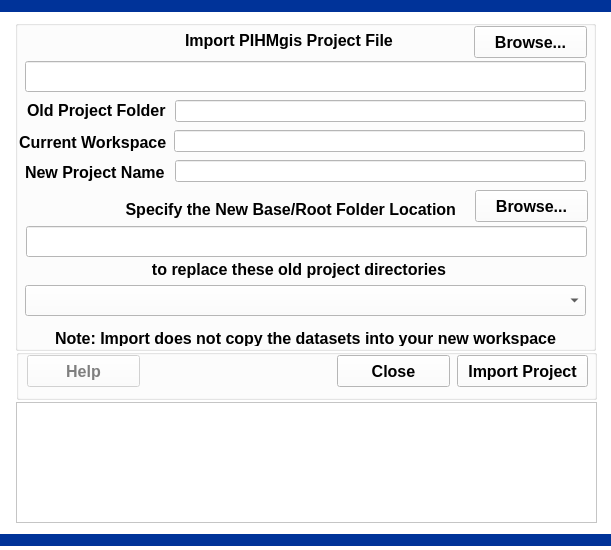
First picture: the form in 1ProjectManagement/3ImportProject/importproject.ui, repository leonard-psu/PIHMgis, before the edit.
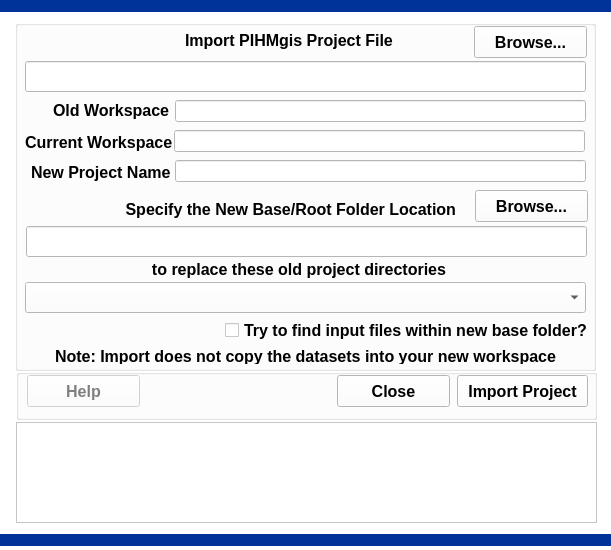
Second picture: the form after the edit.

Commit message:
Updates to Import Project
Added functionality to search file files in base folder

```diff
--- a/1ProjectManagement/3ImportProject/importproject.ui
+++ b/1ProjectManagement/3ImportProject/importproject.ui
@@ -446,7 +446,7 @@
    <property name="geometry">
     <rect>
      <x>16</x>
-     <y>349</y>
+     <y>369</y>
      <width>581</width>
      <height>51</height>
     </rect>
@@ -542,7 +542,7 @@
      <x>15</x>
      <y>20</y>
      <width>581</width>
-     <height>331</height>
+     <height>351</height>
     </rect>
    </property>
    <property name="title">
@@ -648,9 +648,9 @@
    <widget class="QLabel" name="label_3">
     <property name="geometry">
      <rect>
-      <x>12</x>
+      <x>38</x>
       <y>80</y>
-      <width>141</width>
+      <width>121</width>
       <height>20</height>
      </rect>
     </property>
@@ -666,7 +666,7 @@
      <string>Existing Project is a project that was not created on some other computer.</string>
     </property>
     <property name="text">
-     <string>Old Project Folder</string>
+     <string>Old Workspace</string>
     </property>
    </widget>
    <widget class="QLineEdit" name="lineEditNew">
@@ -695,7 +695,7 @@
    <widget class="QLabel" name="label_4">
     <property name="geometry">
      <rect>
-      <x>4</x>
+      <x>10</x>
       <y>112</y>
       <width>151</width>
       <height>20</height>
@@ -719,7 +719,7 @@
    <widget class="QLabel" name="label_5">
     <property name="geometry">
      <rect>
-      <x>10</x>
+      <x>16</x>
       <y>142</y>
       <width>141</width>
       <height>20</height>
@@ -770,7 +770,7 @@
     <property name="geometry">
      <rect>
       <x>40</x>
-      <y>310</y>
+      <y>328</y>
       <width>531</width>
       <height>16</height>
      </rect>
@@ -860,7 +860,7 @@
     <property name="geometry">
      <rect>
       <x>10</x>
-      <y>265</y>
+      <y>262</y>
       <width>561</width>
       <height>31</height>
      </rect>
@@ -900,6 +900,19 @@
      <set>Qt::AlignRight|Qt::AlignTrailing|Qt::AlignVCenter</set>
     </property>
    </widget>
+   <widget class="QCheckBox" name="checkBox_Search">
+    <property name="geometry">
+     <rect>
+      <x>210</x>
+      <y>300</y>
+      <width>371</width>
+      <height>20</height>
+     </rect>
+    </property>
+    <property name="text">
+     <string>Try to find input files within new base folder?</string>
+    </property>
+   </widget>
   </widget>
   <widget class="Line" name="BorderTop">
    <property name="geometry">
@@ -1803,9 +1816,9 @@
    <property name="geometry">
     <rect>
      <x>16</x>
-     <y>402</y>
+     <y>422</y>
      <width>581</width>
-     <height>121</height>
+     <height>101</height>
     </rect>
    </property>
    <property name="font">
```
The commit also changes 4 other files.
